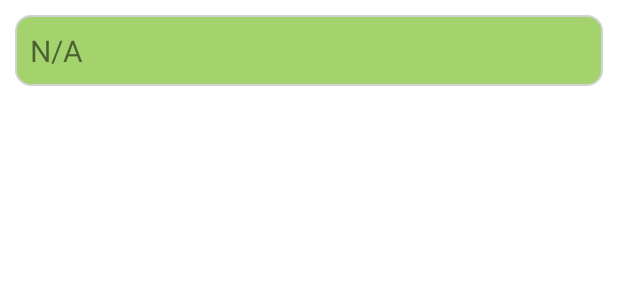
After one commit to tarunraghav226/fidelity-hackathon-app, an Android app: the layout member_list.xml on its own in the app's theme, with its tools: preview values and no code run, on a phone screen of 412 x 824 dp. The commit adds this screen. Shown: the top 300 px of the screen. Run offline under Robolectric (Android 15) with nearby library versions, the light colour scheme and no system bars.

Commit message:
Updated resources

```diff
--- /dev/null
+++ b/app/src/main/res/layout/member_list.xml
@@ -0,0 +1,21 @@
+<?xml version="1.0" encoding="utf-8"?>
+<androidx.constraintlayout.widget.ConstraintLayout xmlns:android="http://schemas.android.com/apk/res/android"
+    xmlns:app="http://schemas.android.com/apk/res-auto"
+    xmlns:tools="http://schemas.android.com/tools"
+    android:layout_width="match_parent"
+    android:layout_height="wrap_content">
+
+    <TextView
+        android:id="@+id/email"
+        android:layout_width="match_parent"
+        android:layout_height="wrap_content"
+        android:layout_margin="10dp"
+        android:padding="10dp"
+        android:text="@string/na"
+        app:layout_constraintEnd_toEndOf="parent"
+        app:layout_constraintStart_toStartOf="parent"
+        app:layout_constraintTop_toTopOf="parent"
+        android:textSize="20dp"
+        android:background="@drawable/community_background"/>
+
+</androidx.constraintlayout.widget.ConstraintLayout>
```
Also changed, not shown: app/src/main/res/layout/community_members_fragment.xml (added, +37 -0 lines), app/src/main/res/navigation/app_navigation.xml (+16 -0 lines).
